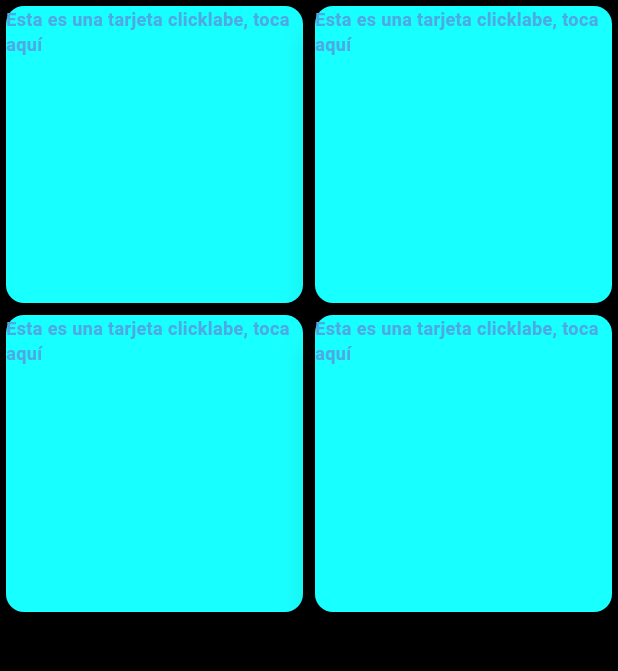
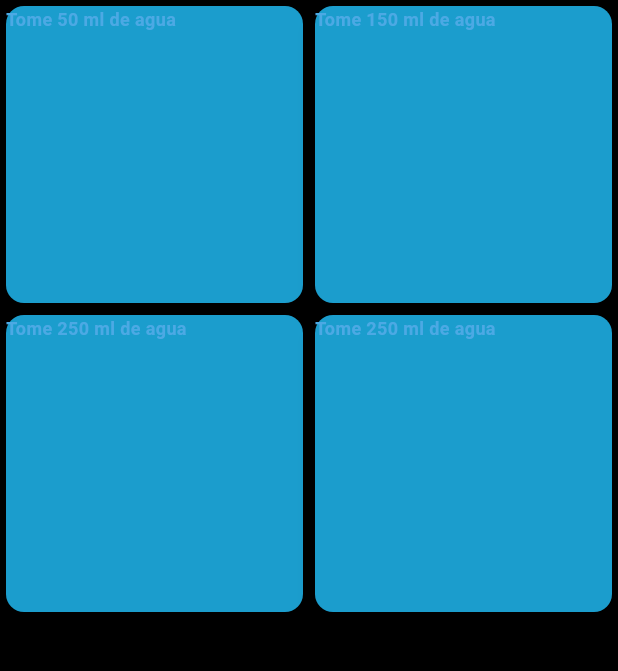
Before and after one commit to JoaMons2/flutter_water, a Flutter app: the DrinksScreen screen opened directly, on a phone screen of 412 x 824 dp, the part 24-695 px from its top. Run offline on Flutter 3.47's test engine with Material 2 defaults, Android fonts, the phone set to English and light mode, and no system bars.

Commit message:
Contar cuanta agua toma

```diff
--- a/lib/screens/drinks_screen.dart
+++ b/lib/screens/drinks_screen.dart
@@ -22,9 +22,9 @@ class DrinksScreen extends StatelessWidget {
         children:
         [
           _oneCard(context),
-          _oneCard(context),
-          _oneCard(context),
-          _oneCard(context),
+          _twoCard(context),
+          _threeCard(context),
+          _fourCard(context),
         ],
           // List.generate(6, (index) {
           //   return Center(
@@ -44,12 +44,66 @@ class DrinksScreen extends StatelessWidget {
         Navigator.pop(context);
       },
       child: const SizedBox(
-        height: 100.0,
+        height: 5.0,
         child: Card(
-          elevation: 10.0,
-          color: Colors.cyanAccent,
+          elevation: 5.0,
+          color: Color.fromARGB(255, 27, 157, 205),
           child: Text(
-            'Esta es una tarjeta clicklabe, toca aquí'
+            'Tome 50 ml de agua'
+          ),
+        ),
+      ),
+    );
+  }
+
+Widget _twoCard(BuildContext context){
+    return GestureDetector(
+      onTap: () {
+        Navigator.pop(context);
+      },
+      child: const SizedBox(
+        height: 5.0,
+        child: Card(
+          elevation: 5.0,
+          color: Color.fromARGB(255, 27, 157, 205),
+          child: Text(
+            'Tome 150 ml de agua'
+          ),
+        ),
+      ),
+    );
+  }
+
+  Widget _threeCard(BuildContext context){
+    return GestureDetector(
+      onTap: () {
+        Navigator.pop(context);
+      },
+      child: const SizedBox(
+        height: 5.0,
+        child: Card(
+          elevation: 5.0,
+          color: Color.fromARGB(255, 27, 157, 205),
+          child: Text(
+            'Tome 250 ml de agua'
+          ),
+        ),
+      ),
+    );
+  }
+
+    Widget _fourCard(BuildContext context){
+    return GestureDetector(
+      onTap: () {
+        Navigator.pop(context);
+      },
+      child: const SizedBox(
+        height: 5.0,
+        child: Card(
+          elevation: 5.0,
+          color: Color.fromARGB(255, 27, 157, 205),
+          child: Text(
+            'Tome 250 ml de agua'
           ),
         ),
       ),
--- a/lib/screens/start_screen.dart
+++ b/lib/screens/start_screen.dart
@@ -11,6 +11,7 @@ class StartScreen extends StatefulWidget {
 }
 
 class  _StartScreenState extends State <StartScreen> {
+  int waterCount = 0;
 
 
   @override
@@ -64,7 +65,7 @@ class  _StartScreenState extends State <StartScreen> {
           SizedBox(
             height: 25.0,
             child: Text(
-              '0 mL',
+              '$waterCount mL',
               style: Theme.of(context).textTheme.headlineSmall,
             ),
           ),
@@ -102,21 +103,21 @@ Widget _percentage(){
                   child: Stack(
                     alignment: Alignment.center,
                 children: [
-                 const SizedBox(
+                  const SizedBox(
                   width: 45,
                   height: 45,
-                   child: CircularProgressIndicator(
+                  child: CircularProgressIndicator(
                     strokeWidth: 6,
                     value: 0.3,
                     color: Color.fromARGB(255, 62, 139, 236),
                     backgroundColor: Color.fromARGB(255, 17, 50, 74),
+                  ),
                 ),
-                 ),
                 Text(
               '0 %',
               style: Theme.of(context).textTheme.bodySmall,
-            ),
-          ],
+                ),
+                ],
         ),
       ),
             Text(
@@ -169,16 +170,18 @@ Widget _buttonReg(){
             ),
             child: ElevatedButton(
               onPressed: () {
+                setState(() {
+            waterCount += 250; // Incrementa el contador en 250 ml cada vez que se pulsa el botón.
+          });
                 Navigator.push(context,
                   MaterialPageRoute(builder:(context) => const DrinksScreen()),
                 );
               },
-              child: const Text('toma aguita',
+              child: const Text('tome agüita',
               ),
             ),
             )
           );
 
 }
-
 }
```
Also changed, not shown: lib/assets/interval_progress_bar.dart (line endings or trailing spaces), lib/main.dart (line endings or trailing spaces), 1 other file.
